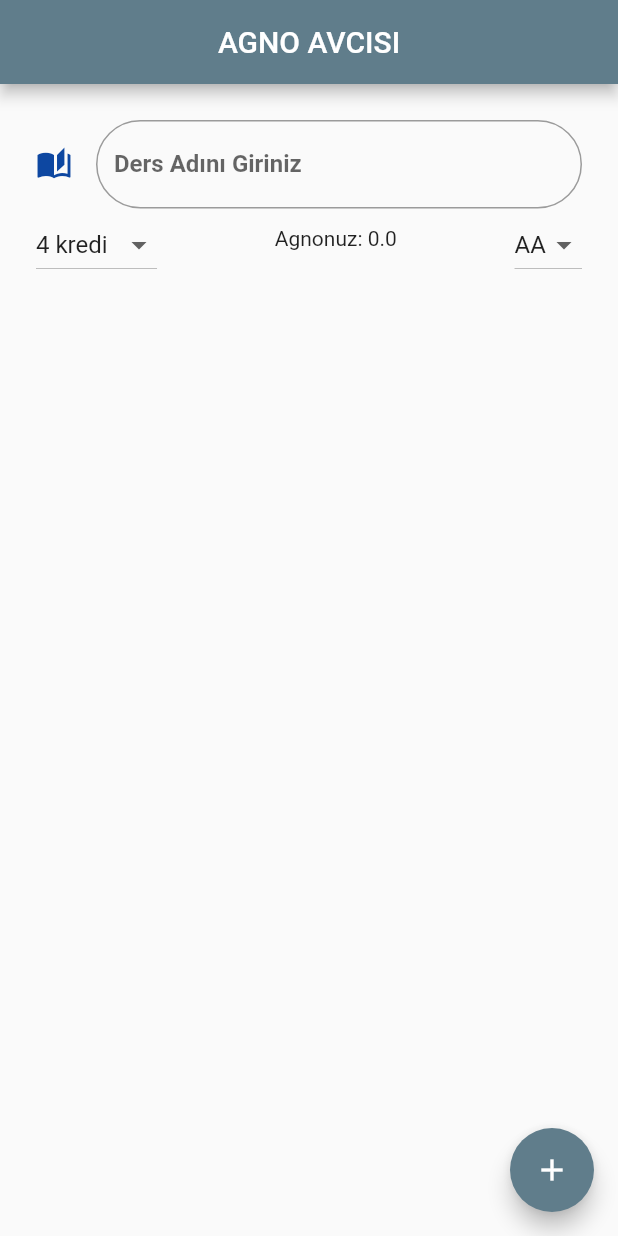
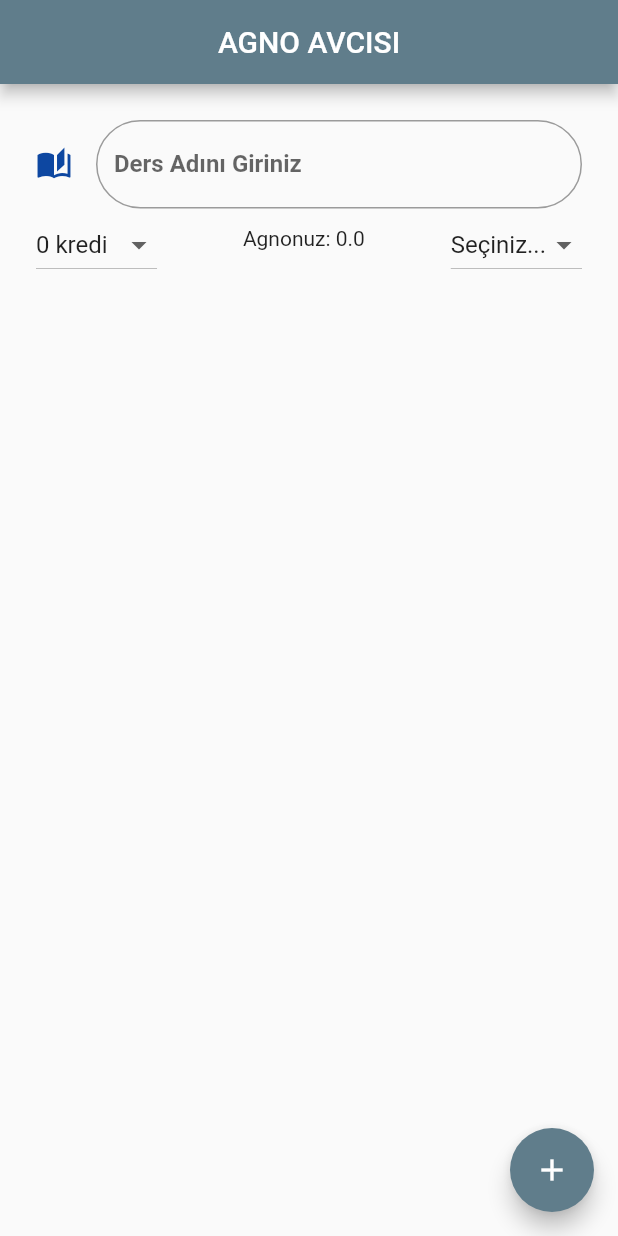
Before and after one commit to mustafacavusoglu/AGNO-Hesap, a Flutter app: the screen it shows after launch, on a phone screen of 412 x 824 dp. Run offline on Flutter 3.47's test engine with Material 2 defaults, Android fonts, the phone set to English and light mode, and no system bars.

Commit message:
style dosyası eklendi

```diff
--- a/lib/constansts/decoration_constants.dart
+++ b/lib/constansts/decoration_constants.dart
@@ -6,12 +6,55 @@ class DecorationConst {
   DecorationConst._init();
 
   static final InputDecoration dersDecoration = InputDecoration(
-      icon: Icon(Icons.auto_stories,color: Colors.blue.shade900,),
+      icon: Icon(
+        Icons.auto_stories,
+        color: Colors.blue.shade900,
+      ),
       labelStyle: TextStyle(fontWeight: FontWeight.bold),
       labelText: "Ders Adını Giriniz",
       hintText: "Lütfen Ders Adını Giriniz...",
-      border: OutlineInputBorder(
+      border: OutlineInputBorder(borderRadius: BorderRadius.circular(50)));
 
-        borderRadius: BorderRadius.circular(50)
-      ));
+  static  List<DropdownMenuItem<int>> krediItems() {
+    List<DropdownMenuItem<int>> items = [];
+
+    for (int i = 0; i < 15; i++) {
+      DropdownMenuItem<int> item = DropdownMenuItem<int>(
+        value: i,
+        child: Text("$i kredi"),
+      );
+      items.add(item);
+    }
+    return items;
+  }
+
+
+  static List<DropdownMenuItem<double>> harfNotItems() {
+    List<DropdownMenuItem<double>> items = [];
+
+    List<String> harfler = [
+      "Seçiniz...",
+      "AA",
+      "BA",
+      "BB",
+      "CB",
+      "CC",
+      "DC",
+      "DD",
+      "FD",
+      "FF"
+    ];
+    List<double> harfDegerleri = [10, 4.0, 3.5, 3.0, 2.5, 2.0, 1.5, 1.0, 0.5, 0.0];
+
+    for (int i = 0; i < 10; i++) {
+      items.add(
+        DropdownMenuItem<double>(
+          child: Text("${harfler[i]}"),
+          value: harfDegerleri[i],
+        ),
+      );
+    }
+
+    return items;
+  }
 }
--- /dev/null
+++ b/lib/constansts/lesson.dart
@@ -0,0 +1,9 @@
+
+class Ders {
+  String dersAdi = "";
+  String harfi = "";
+  double harfdegeri = 0.0;
+  int kredi = 1;
+
+  Ders(this.dersAdi, this.harfi, this.harfdegeri, this.kredi);
+}
--- /dev/null
+++ b/lib/constansts/style_const.dart
@@ -0,0 +1,6 @@
+import 'package:flutter/material.dart';
+
+
+const textStyle = TextStyle(
+  color: Colors.black,
+);
```
Also changed, not shown: lib/operations/main_page.dart (+108 -65 lines).
